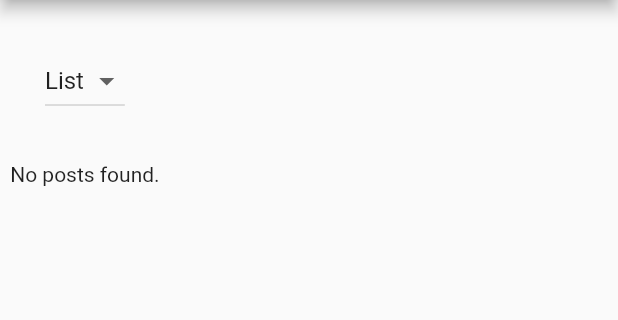
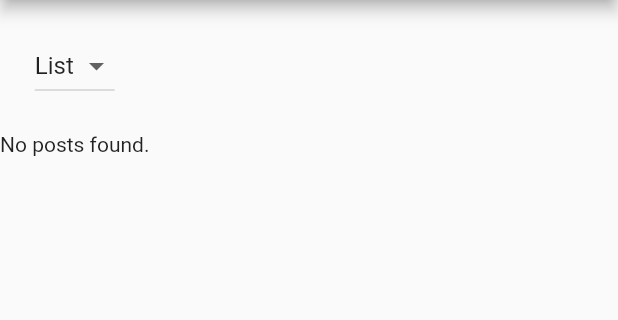
Before and after one commit to jonbee0427/MoolZal, a Flutter app: the Home screen opened directly, on a phone screen of 412 x 824 dp, the part 84-404 px from its top. Run offline on Flutter 3.47's test engine with Material 2 defaults, Android fonts, the phone set to English and light mode, and no system bars; our stand-ins replace cloud_firestore, convex_bottom_bar, firebase_auth, firebase_core, firebase_storage, flutter_swiper_null_safety and 2 more; accounts and stored records are empty.

Commit message:
JH/1202/home padding modified

```diff
--- a/lib/home.dart
+++ b/lib/home.dart
@@ -114,7 +114,7 @@
         child : Column(
           children: [
             Container(
-              padding: EdgeInsets.all(30),
+              padding: EdgeInsets.all(20),
               child:DropdownButton(
                 value: _value,
                 items: [
@@ -135,6 +135,7 @@
               ),
             ),
             _value == 1 ? listviewforPost : gridviewforPost,
+            SizedBox(height: 20.0,)
           ],
         ),
       ),
```
